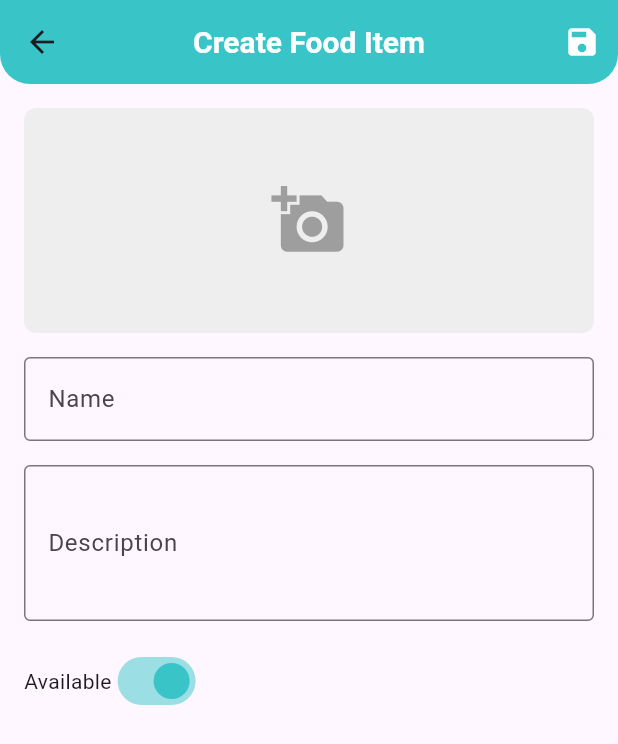
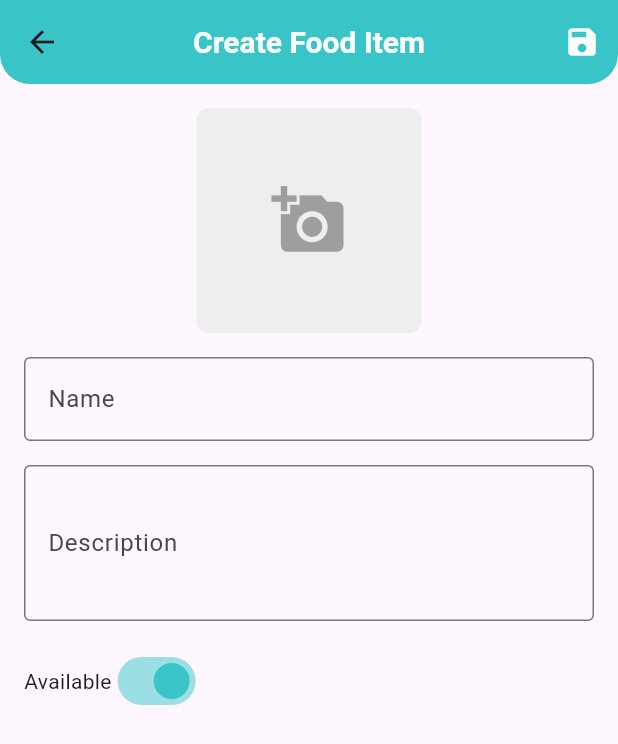
Before and after one commit to qngoc07012002/FYP_NSERVE_DeliveryApplication_Mobile_Restaurant, a Flutter app: the CreateFoodPage screen opened directly, on a phone screen of 412 x 824 dp. Shown: the top 744 px of the screen. Run offline on Flutter 3.47's test engine with Material 3 defaults, Android fonts, the phone set to English and light mode, and no system bars; our stand-ins replace get, image_picker, intl_phone_field, shared_preferences, syncfusion_flutter_charts; accounts and stored records are empty; network calls fail.

Commit message:
Update Food Screen

```diff
--- a/lib/screens/createfood_screen.dart
+++ b/lib/screens/createfood_screen.dart
@@ -76,9 +76,10 @@ class _CreateFoodPageState extends State<CreateFoodPage> {
             children: [
               GestureDetector(
                 onTap: _pickImage,
+                child: Center( // Center the image picker in the form
                   child: Container(
-                  width: double.infinity,
-                  height: 150, // Set fixed height for image
+                    width: 150,  // Fixed width
+                    height: 150, // Fixed height
                     decoration: BoxDecoration(
                       color: Colors.grey[200],
                       borderRadius: BorderRadius.circular(8),
@@ -99,6 +100,9 @@ class _CreateFoodPageState extends State<CreateFoodPage> {
                     alignment: Alignment.center,
                   ),
                 ),
+              ),
+
+
               const SizedBox(height: 16),
               TextFormField(
                 controller: _nameController,
```
Lines whose indentation alone changed are shown as unchanged.
